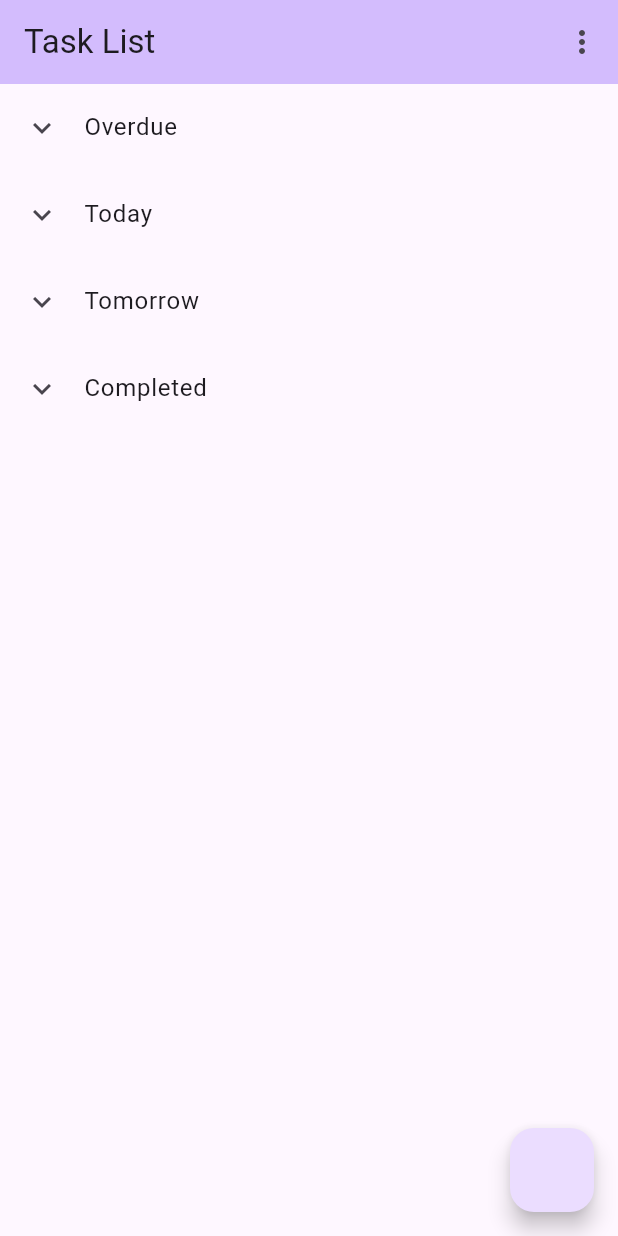
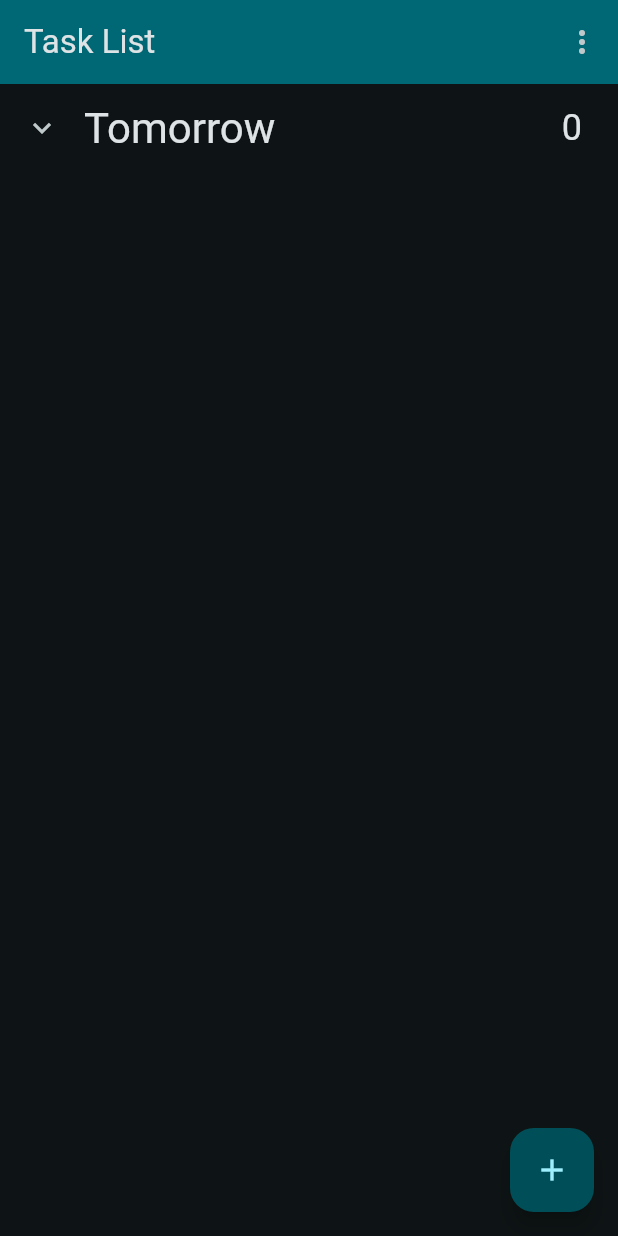
Before and after one commit to Cobeasta/Todo-List-App, a Flutter app: the screen it shows after launch, on a phone screen of 412 x 824 dp. Run offline on Flutter 3.47's test engine with Material 3 defaults, Android fonts, the phone set to English and light mode, and no system bars; our stand-ins replace floor, get_it, sqflite; accounts and stored records are empty; generated files the repository leaves out were written again.

Commit message:
working on small bugs

```diff
--- a/todo_list/lib/main.dart
+++ b/todo_list/lib/main.dart
@@ -36,7 +36,8 @@ class MyApp extends StatelessWidget {
     return MaterialApp(
       title: 'Flutter Demo',
       theme: ThemeData(
-        colorScheme: ColorScheme.fromSeed(seedColor: Colors.deepPurple),
+        colorScheme: ColorScheme.fromSeed(seedColor: Colors.white10,
+        brightness: Brightness.dark),
         useMaterial3: true,
       ),
       home: const TaskList('Task List'),
--- a/todo_list/lib/task/editTask/EditTaskVM.dart
+++ b/todo_list/lib/task/editTask/EditTaskVM.dart
@@ -30,8 +30,7 @@ class EditTaskVM extends ChangeNotifier {
   void init() {
     _initialized = false;
     _titleController.text = _taskModel.title ?? "";
-    _descriptionController.text =
-    _taskModel.description ?? "";
+    _descriptionController.text = _taskModel.description ?? "";
 
     getIt.getAsync<TaskRepository>().then(start);
   }
--- a/todo_list/lib/task/taskList/TaskListBase.dart
+++ b/todo_list/lib/task/taskList/TaskListBase.dart
@@ -32,4 +32,6 @@ abstract class TaskListVMBase extends ChangeNotifier {
     notifyListeners();
   }
 
+  render();
+
 }
--- a/todo_list/lib/task/taskList/TaskListView.dart
+++ b/todo_list/lib/task/taskList/TaskListView.dart
@@ -29,12 +29,10 @@ class TaskListView extends State<TaskList> {
         floatingActionButton: buildFAB(context));
   }
 
+  // main components of screen
   PreferredSizeWidget buildAppBar(BuildContext context) {
     return AppBar(
-        backgroundColor: Theme
-            .of(context)
-            .colorScheme
-            .inversePrimary,
+        backgroundColor: Theme.of(context).colorScheme.inversePrimary,
         title: Text(widget.title),
         actions: [
           MenuAnchor(
@@ -53,15 +51,14 @@ class TaskListView extends State<TaskList> {
               },
               menuChildren: List<MenuItemButton>.generate(
                   1,
-                      (index) =>
-                      MenuItemButton(
+                  (index) => MenuItemButton(
                       onPressed: () {
                         _vm.deleteCompletedTasks();
                       },
                       child: const Text("Delete Completed Tasks"))))
         ]);
   }
-
+  // build list of all tasks grouped and sorted by date.
   Widget buildList(BuildContext context) {
     return RefreshIndicator(
         onRefresh: _vm.onRefresh,
@@ -81,85 +78,99 @@ class TaskListView extends State<TaskList> {
               },
             )));
   }
-
+  // Build floating action button
   Widget buildFAB(BuildContext context) {
-    return FloatingActionButton(onPressed: () {
-      openEditTaskModal(TaskModel.createEmpty(), _vm, context).then((value) {
+    return FloatingActionButton(
+      onPressed: () {
+        openEditTaskModal(TaskModel.createEmpty(), _vm, context).then(
+          (value) {
             value ?? _vm.addTask(value);
-        return value;
-      });
-    });
-  }
-
-  Widget buildHeader(String name, BuildContext context) {
-    return Text(name);
-  }
-
-  Widget buildOverdueTasks(BuildContext context) {
-    return ExpansionTile(
-      title: buildHeader("Overdue", context),
-      controlAffinity: ListTileControlAffinity.leading,
-      children: [
-        ..._vm.getOverdue().map((e) => TaskListItemWidget(e, _vm)).toList()
-      ],
+            _vm.render();
+          },
+        );
+      },
+      child: const Icon(Icons.add),
     );
   }
 
+  // building sub-lists
+  Widget buildOverdueTasks(BuildContext context) {
+    // get overdue tasks
+    List<TaskModel> tasks = _vm.getOverdue();
+    if (tasks.isEmpty) {
+      return const SizedBox.shrink();
+    }
+    return buildExpansionTile(context, "Overdue", tasks,
+        initiallyExpanded: true);
+  }
+  Widget buildToday(BuildContext context) {
+    // get tasks due today,then build a widget for the expandable list
+    List<TaskModel> tasks = _vm.getByDay(DateTimeConverter.today());
+    if (tasks.isEmpty) {
+      return const SizedBox.shrink();
+    }
+    return buildExpansionTile(context, "Today", tasks, initiallyExpanded: true);
+  }
+  Widget buildTomorrow(BuildContext context) {
+    final tod = DateTimeConverter.today();
+    List<TaskModel> tasks =
+        _vm.getByDay(DateTime(tod.year, tod.month, tod.day + 1));
+    return buildExpansionTile(context, "Tomorrow", tasks);
+  }
   List<Widget> buildUpcoming(BuildContext context) {
     List<Widget> upcoming = [];
-
     // constants
     final tod = DateTimeConverter.today();
     final start = DateTime(tod.year, tod.month, tod.day + 2); // start in 2 days
     SplayTreeMap<DateTime, Set<TaskModel>> tasks = _vm.getAfter(start);
 
     for (var key in tasks.keys) {
+      if(tasks[key] != null && tasks[key]!.isEmpty) {
+        continue;
+      }
       String date = DateTimeConverter.formatDate(key);
       String day = getWeekday(key);
-      upcoming.add(ExpansionTile(
-        title: buildHeader("$day $date", context),
-        children: [
-          ...tasks[key]!.map(
-                  (e) => TaskListItemWidget(e, _vm)),
-        ],
-        controlAffinity: ListTileControlAffinity.leading,),
-      );
+      upcoming.add(buildExpansionTile(context, "$day $date", tasks[key]!));
+      if (upcoming.isEmpty) {
+        if (tasks.isEmpty) {
+          return [const SizedBox.shrink()];
+        }
+      }
     }
     return upcoming;
   }
+  Widget buildCompleted(BuildContext context) {
+    List<TaskModel> completed = _vm.getCompleted().toList();
+    if (completed.isEmpty) {
+      return const SizedBox.shrink();
+    }
+    return buildExpansionTile(context, "Completed", [...completed]);
+  }
 
-  Widget buildToday(BuildContext context) {
-    return ExpansionTile(
-      title: buildHeader("Today", context),
-      children: [
-        ..._vm
-            .getByDay(DateTimeConverter.today())
-            .map((e) => TaskListItemWidget(e, _vm))
-            .toList()
-      ],
-      controlAffinity: ListTileControlAffinity.leading,
+
+// reused widget building patterns
+  Widget buildHeader(String name, BuildContext context) {
+    return Text(
+      name,
+      style: Theme.of(context).textTheme.headlineMedium,
     );
   }
-
-  Widget buildTomorrow(BuildContext context) {
-    final tod = DateTimeConverter.today();
-    return ExpansionTile(title: buildHeader("Tomorrow", context),
+  Widget buildExpansionTile(
+      BuildContext context, String title, Iterable<TaskModel> tasks,
+      {initiallyExpanded = false}) {
+    return ExpansionTile(
+      title: buildHeader(title, context),
+      controlAffinity: ListTileControlAffinity.leading,
+      initiallyExpanded: initiallyExpanded,
+      trailing: Text(
+        "${tasks.length}",
+        style: Theme.of(context).textTheme.headlineSmall,
+      ),
       children: [
-        ..._vm
-            .getByDay(DateTime(tod.year, tod.month, tod.day + 1))
-            .map((e) => TaskListItemWidget(e, _vm))
-            .toList()
+        ...tasks.map(
+          (e) => TaskListItemWidget(e, _vm),
+        )
       ],
-      controlAffinity: ListTileControlAffinity.leading,);
-  }
-
-  Widget buildCompleted(BuildContext context) {
-    List<Widget> completed =
-    _vm.getCompleted().map((e) => TaskListItemWidget(e, _vm)).toList();
-    return ExpansionTile(
-      title: buildHeader("Completed", context),
-      controlAffinity: ListTileControlAffinity.leading,
-      children: [...completed],
     );
   }
 }
--- a/todo_list/lib/task/taskList/taskListItem/TaskListItemVM.dart
+++ b/todo_list/lib/task/taskList/taskListItem/TaskListItemVM.dart
@@ -30,7 +30,7 @@ class TaskListItemVM extends ChangeNotifier {
 
   /// List item clicked. Open editing modal
   void onTap(BuildContext context) {
-    openEditTaskModal(_model, _taskListVM, context);
+    openEditTaskModal(_model, _taskListVM, context).then((value) => _taskListVM.render(),);
     notifyListeners();
   }
 }
--- a/todo_list/pubspec.yaml
+++ b/todo_list/pubspec.yaml
@@ -14,7 +14,7 @@ publish_to: 'none' # Remove this line if you wish to publish to pub.dev
 # In iOS, build-name is used as CFBundleShortVersionString while build-number is used as CFBundleVersion.
 # Read more about iOS versioning at
 # https://developer.apple.com/library/archive/documentation/General/Reference/InfoPlistKeyReference/Articles/CoreFoundationKeys.html
-# In Windows, build-name is used as the major, minor, and patch parts
+# In Windows, build-name is used as the major, min`or, and patch parts
 # of the product and file versions while build-number is used as the build suffix.
 version: 1.0.0+1
 
```
Also changed, not shown: todo_list/lib/task/taskList/TaskListVM.dart (+10 -1 lines), 19 other files. Lines whose indentation alone changed are shown as unchanged.
